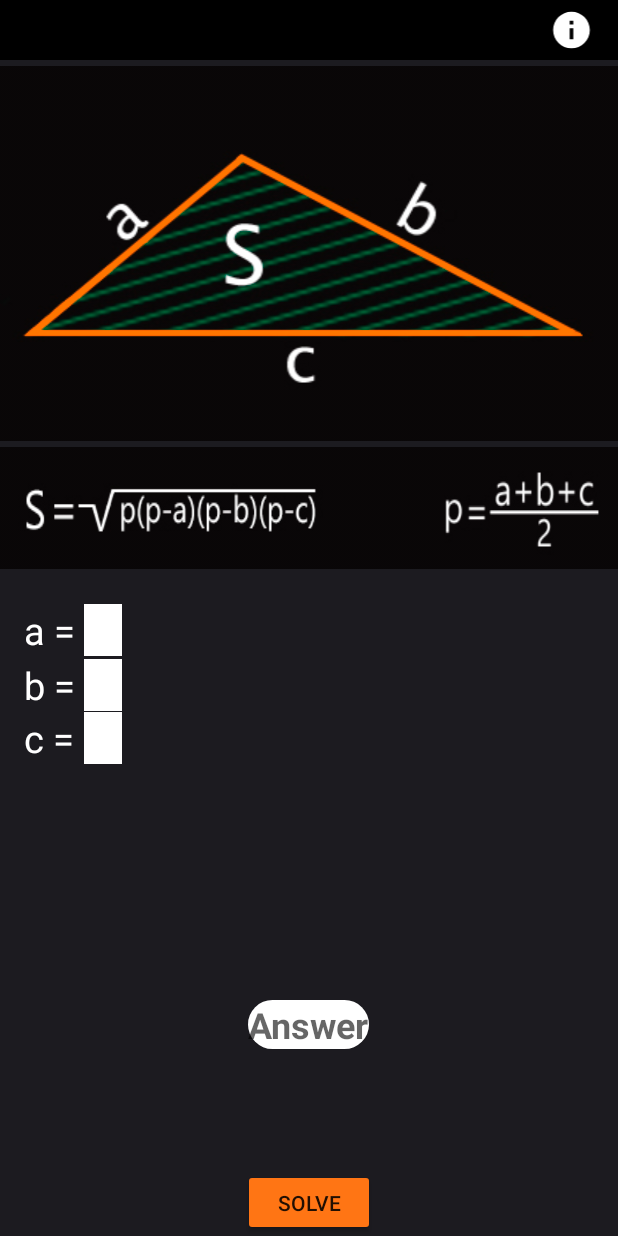
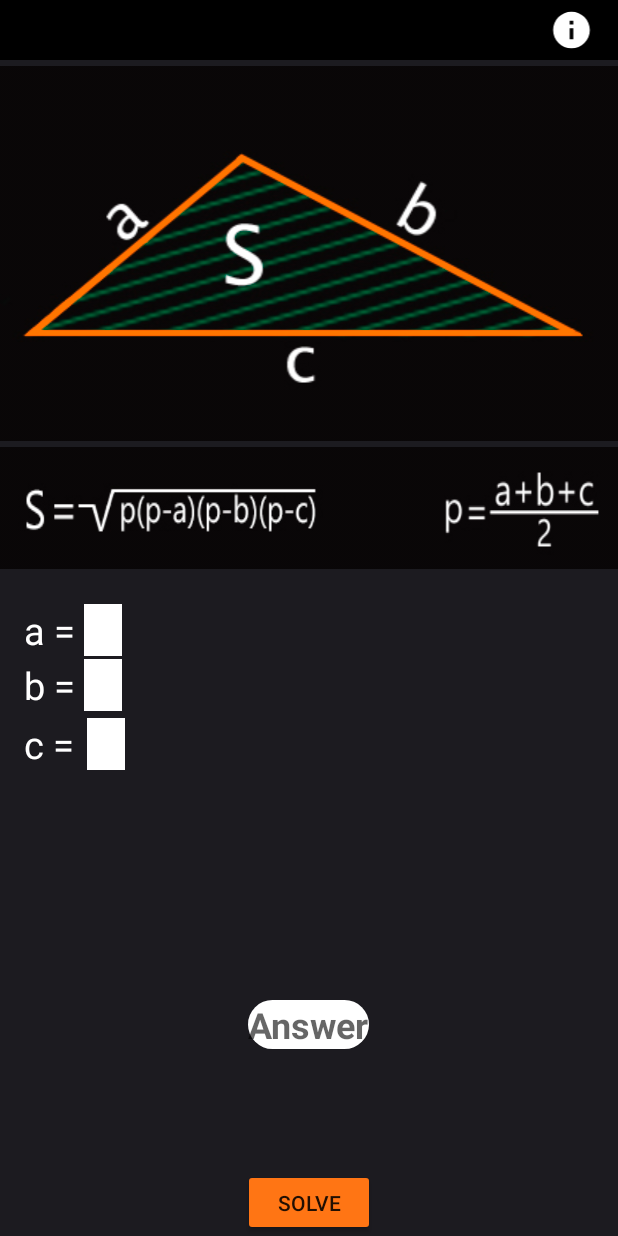
Before and after one commit to Arik7248/GeoSlave, an Android app: the FormulaActivity screen opened directly, with no data from a screen before it, on a phone screen of 412 x 824 dp. Run offline under Robolectric (Android 15) with nearby library versions, the phone set to English and light mode, and no system bars.

Commit message:
Gor,stalkerutyun mi ara

```diff
--- a/app/src/main/res/layout/activity_formula.xml
+++ b/app/src/main/res/layout/activity_formula.xml
@@ -144,7 +144,8 @@
             style="@style/SquareEditTextStyle"
             android:layout_width="wrap_content"
             android:layout_height="wrap_content"
-            android:layout_marginTop="35dp"
+            android:layout_marginTop="39dp"
+            android:layout_marginLeft="2dp"
             android:maxLines="1"
             android:minWidth="25dp"
             android:minHeight="25dp"
```
Also changed, not shown: app/src/main/java/com/example/geoslave/Adapters/CardAdapter.java (+8 -1 lines), app/src/main/java/com/example/geoslave/FormulaActivity.java (+8 -2 lines).
